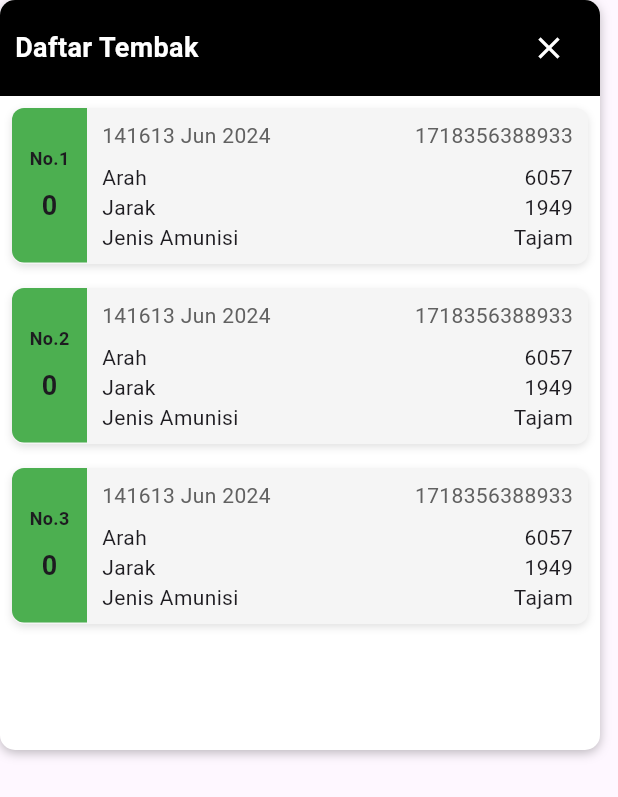
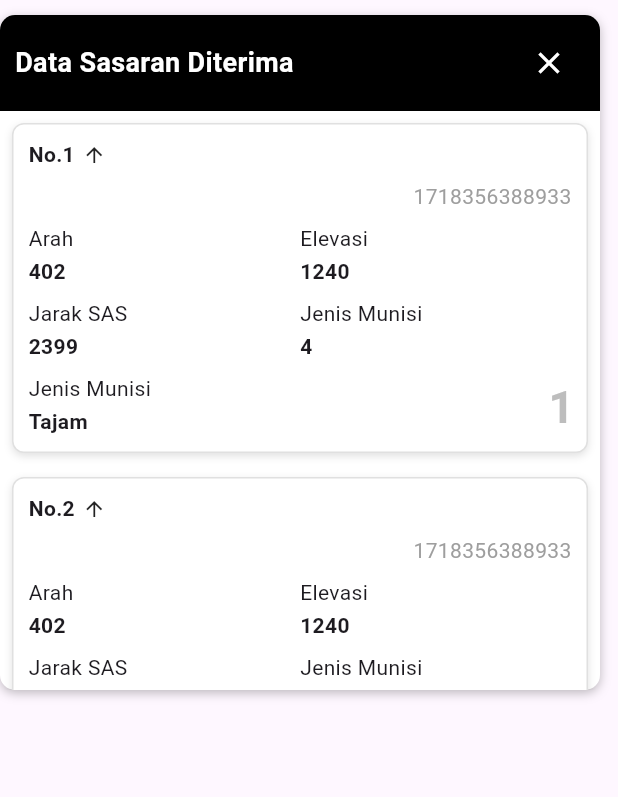
Before and after one commit to sabrinaananta/Pusturbak_MortirPindad, a Flutter app: the DaftarTembakPage widget shown alone on an empty page, opened directly with empty values, on a phone screen of 412 x 824 dp. Shown: the top 797 px of the screen. Run offline on Flutter 3.47's test engine with Material 3 defaults, Android fonts, the phone set to English and light mode, and no system bars; our stand-ins replace flutter_feather_icons, flutter_map, geolocator, latlong2, sensors_plus.

Commit message:
six commit

```diff
--- a/lib/pusat/daftartembak.dart
+++ b/lib/pusat/daftartembak.dart
@@ -7,18 +7,19 @@ class DaftarTembakPage extends StatelessWidget {
 
   @override
   Widget build(BuildContext context) {
-    final dataTembak = List.generate(3, (index) => {
-      'tanggal': '141613 Jun 2024',
+    final dataTembak = List.generate(4, (index) => {
+          'arah': '402',
+          'jarak': '2399',
+          'elevasi': '1240',
+          'jenis': 'Tajam',
+          'jenisMunisi': '4',
           'id': '1718356388933',
-      'arah': '6057',
-      'jarak': '1949',
-      'jenis': 'Tajam',
         });
 
-// ui tampilan utama
     return Container(
       width: 400,
-      height: 500,
+      height: 450,
+      margin: EdgeInsets.only(top: 10),
       decoration: BoxDecoration(
         color: Colors.white,
         borderRadius: BorderRadius.circular(10),
@@ -46,7 +47,7 @@ class DaftarTembakPage extends StatelessWidget {
               mainAxisAlignment: MainAxisAlignment.spaceBetween,
               children: [
                 Text(
-                  "Daftar Tembak",
+                  "Data Sasaran Diterima",
                   style: TextStyle(
                     fontSize: 18,
                     fontWeight: FontWeight.bold,
@@ -60,7 +61,6 @@ class DaftarTembakPage extends StatelessWidget {
               ],
             ),
           ),
-          //  daftar tembak
           Expanded(
             child: ListView.builder(
               itemCount: dataTembak.length,
@@ -70,7 +70,8 @@ class DaftarTembakPage extends StatelessWidget {
                   padding: const EdgeInsets.all(8.0),
                   child: Container(
                     decoration: BoxDecoration(
-                      color: Colors.grey[100],
+                      color: Colors.white,
+                      border: Border.all(color: Colors.grey.shade300),
                       borderRadius: BorderRadius.circular(8),
                       boxShadow: [
                         BoxShadow(
@@ -80,77 +81,103 @@ class DaftarTembakPage extends StatelessWidget {
                         ),
                       ],
                     ),
-                child: Row(
+                    child: Stack(
+                      children: [
+                        Padding(
+                          padding: const EdgeInsets.all(10.0),
+                          child: Column(
                             crossAxisAlignment: CrossAxisAlignment.start,
                             children: [
 
-                    Container(
-                      width: 50,
-                      decoration: BoxDecoration(
-                        color: Colors.green,
-                        borderRadius: BorderRadius.only(
-                          topLeft: Radius.circular(8),
-                          bottomLeft: Radius.circular(8),
-                        ),
-                      ),
-                      padding: EdgeInsets.symmetric(vertical: 25),
-                      child: Column(
-                        mainAxisAlignment: MainAxisAlignment.center,
+                              Row(
                                 children: [
                                   Text(
                                     'No.${index + 1}',
                                     style: TextStyle(
-                              fontWeight: FontWeight.bold,
-                              fontSize: 12,
+                                        fontWeight: FontWeight.bold),
+                                  ),
+                                  SizedBox(width: 5),
+                                  Icon(Icons.arrow_upward, size: 16),
+                                ],
+                              ),
+                              SizedBox(height: 8),
+
+                              Align(
+                                alignment: Alignment.centerRight,
+                                child: Text(
+                                  item['id'] ?? '',
+                                  style: TextStyle(color: Colors.grey),
                                 ),
                               ),
-                          SizedBox(height: 10),
+                              SizedBox(height: 8),
+                              // Data Detail
+                              Row(
+                                children: [
+                                  Expanded(child: Text('Arah')),
+                                  Expanded(child: Text('Elevasi')),
+                                ],
+                              ),
+                              SizedBox(height: 2),
+                              Row(
+                                children: [
+                                  Expanded(
+                                    child: Text(
+                                      item['arah'] ?? '',
+                                      style: TextStyle(fontWeight: FontWeight.bold),
+                                    ),
+                                  ),
+                                  Expanded(
+                                    child: Text(
+                                      item['elevasi'] ?? '',
+                                      style: TextStyle(fontWeight: FontWeight.bold),
+                                    ),
+                                  ),
+                                ],
+                              ),
+                              SizedBox(height: 8),
+                              Row(
+                                children: [
+                                  Expanded(child: Text('Jarak SAS')),
+                                  Expanded(child: Text('Jenis Munisi')),
+                                ],
+                              ),
+                              SizedBox(height: 2),
+                              Row(
+                                children: [
+                                  Expanded(
+                                    child: Text(
+                                      item['jarak'] ?? '',
+                                      style: TextStyle(fontWeight: FontWeight.bold),
+                                    ),
+                                  ),
+                                  Expanded(
+                                    child: Text(
+                                      item['jenisMunisi'] ?? '',
+                                      style: TextStyle(fontWeight: FontWeight.bold),
+                                    ),
+                                  ),
+                                ],
+                              ),
+                              SizedBox(height: 8),
+                              Text('Jenis Munisi'),
+                              SizedBox(height: 2),
                               Text(
-                            '0',
-                            style: TextStyle(
-                              fontSize: 18,
-                              fontWeight: FontWeight.bold,
-                            ),
+                                item['jenis'] ?? '',
+                                style: TextStyle(fontWeight: FontWeight.bold),
                               ),
                             ],
                           ),
                         ),
 
-                Expanded(
-                  child: Container(
-                    padding: EdgeInsets.symmetric(horizontal: 10, vertical: 8),
-                    child: Column(
-                      crossAxisAlignment: CrossAxisAlignment.start,
-                      children: [
-                        Row(
-                          mainAxisAlignment: MainAxisAlignment.spaceBetween,
-                          children: [
-                            Text(item['tanggal'] ?? '',
-                                style: TextStyle(color: Colors.grey[700])),
-                            Text(item['id'] ?? '',
-                                style: TextStyle(color: Colors.grey[700])),
-                          ],
-                        ),
-                        SizedBox(height: 8),
-                        Row(
-                          children: [
-                            Expanded(child: Text('Arah')),
-                            Text(item['arah'] ?? ''),
-                          ],
-                        ),
-                        Row(
-                          children: [
-                            Expanded(child: Text('Jarak')),
-                            Text(item['jarak'] ?? ''),
-                          ],
-                        ),
-                        Row(
-                          children: [
-                            Expanded(child: Text('Jenis Amunisi')),
-                            Text(item['jenis'] ?? ''),
-                          ],
-                        ),
-                      ],
+                        Positioned(
+                          bottom: 8,
+                          right: 8,
+                          child: Text(
+                            '1',
+                            style: TextStyle(
+                              fontSize: 30,
+                              fontWeight: FontWeight.bold,
+                              color: Colors.grey.shade400,
                             ),
                           ),
                         ),
@@ -161,7 +188,6 @@ class DaftarTembakPage extends StatelessWidget {
               },
             ),
           ),
-
         ],
       ),
     );
```
Lines whose indentation alone changed are shown as unchanged.
